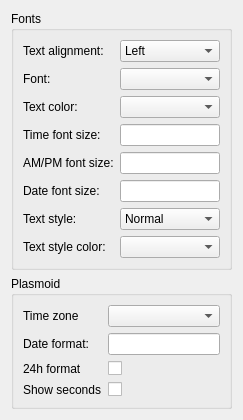
First picture: the form in contents/ui/config.ui, repository iddm/MinimalisticClock, before the edit.
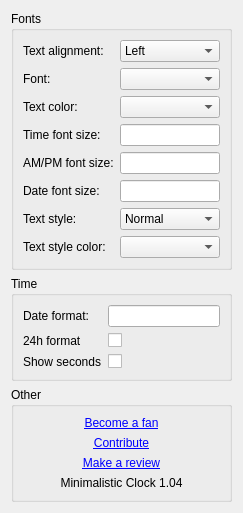
Second picture: the form after the edit. Custom widgets are drawn as their Qt base class.

```diff
--- a/contents/ui/config.ui
+++ b/contents/ui/config.ui
@@ -7,7 +7,7 @@
     <x>0</x>
     <y>0</y>
     <width>243</width>
-    <height>395</height>
+    <height>453</height>
    </rect>
   </property>
   <property name="sizePolicy">
@@ -183,55 +183,46 @@
    <item>
     <widget class="QGroupBox" name="settingsGroupBox">
      <property name="title">
-      <string>Plasmoid</string>
+      <string>Time</string>
      </property>
      <layout class="QHBoxLayout" name="horizontalLayout">
       <item>
-       <layout class="QFormLayout" name="formLayout">       
-           
+       <layout class="QFormLayout" name="formLayout">
+        <property name="fieldGrowthPolicy">
+         <enum>QFormLayout::AllNonFixedFieldsGrow</enum>
+        </property>
         <item row="0" column="0">
-         <widget class="QLabel" name="label">
-          <property name="text">
-           <string>Time zone</string>
-          </property>
-         </widget>
-        </item>
-        <item row="0" column="1">
-         <widget class="KTimeZoneComboBox" name="kcfg_timeZone"/>
-        </item>
-        
-        <item row="1" column="0">
          <widget class="QLabel" name="label">
           <property name="text">
            <string>Date format:</string>
           </property>
          </widget>
         </item>
-        <item row="1" column="1">
+        <item row="0" column="1">
          <widget class="KLineEdit" name="kcfg_dateStringFormat">
           <property name="toolTip">
            <string>&lt;html&gt;&lt;head/&gt;&lt;body&gt;&lt;p&gt;&lt;span style=&quot; font-size:9pt;&quot;&gt;This is a richtext field. You are able to write it like:&lt;/span&gt;&lt;/p&gt;&lt;p align=&quot;center&quot;&gt;&lt;span style=&quot; font-size:10pt; font-style:italic;&quot;&gt;dddd&amp;lt;br/&amp;gt; d MMMM&lt;/span&gt;&lt;/p&gt;&lt;p align=&quot;center&quot;&gt;&lt;span style=&quot; font-size:10pt;&quot;&gt;or&lt;/span&gt;&lt;/p&gt;&lt;p align=&quot;center&quot;&gt;&lt;span style=&quot; font-size:10pt; font-style:italic;&quot;&gt;dddd&amp;lt;span style='color:#f00'&amp;gt;d&amp;lt;/span&amp;gt; MMMM&lt;/span&gt;&lt;/p&gt;&lt;/body&gt;&lt;/html&gt;</string>
           </property>
          </widget>
         </item>
-        <item row="2" column="0">
+        <item row="1" column="0">
          <widget class="QLabel" name="label">
           <property name="text">
            <string>24h format</string>
           </property>
          </widget>
         </item>
-        <item row="2" column="1">
+        <item row="1" column="1">
          <widget class="KCheckBox" name="kcfg_timeFormat"/>
         </item>
-        <item row="3" column="0">
+        <item row="2" column="0">
          <widget class="QLabel" name="label">
           <property name="text">
            <string>Show seconds</string>
           </property>
          </widget>
         </item>
-        <item row="3" column="1">
+        <item row="2" column="1">
          <widget class="KCheckBox" name="kcfg_showSeconds"/>
         </item>
        </layout>
@@ -239,6 +230,65 @@
      </layout>
     </widget>
    </item>
+   <item>
+    <widget class="QGroupBox" name="otherGroupBox">
+     <property name="title">
+      <string>Other</string>
+     </property>
+     <layout class="QVBoxLayout" name="verticalLayout_2">
+      <item>
+       <widget class="QLabel" name="label_3">
+        <property name="text">
+         <string>&lt;a href='http://kde-apps.org/content/show.php?action=fan&amp;content=165712&amp;fan=become'&gt;Become a fan&lt;/a&gt;</string>
+        </property>
+        <property name="textFormat">
+         <enum>Qt::RichText</enum>
+        </property>
+        <property name="alignment">
+         <set>Qt::AlignCenter</set>
+        </property>
+       </widget>
+      </item>
+      <item>
+       <widget class="QLabel" name="label_4">
+        <property name="text">
+         <string>&lt;a href='https://github.com/vityafx/MinimalisticClock'&gt;Contribute&lt;/a&gt;</string>
+        </property>
+        <property name="textFormat">
+         <enum>Qt::RichText</enum>
+        </property>
+        <property name="alignment">
+         <set>Qt::AlignCenter</set>
+        </property>
+       </widget>
+      </item>
+      <item>
+       <widget class="QLabel" name="label_5">
+        <property name="text">
+         <string>&lt;a href='http://kde-apps.org/comments/add.php?type=1&amp;forumpage=-1&amp;content=165712'&gt;Make a review&lt;/a&gt;</string>
+        </property>
+        <property name="textFormat">
+         <enum>Qt::RichText</enum>
+        </property>
+        <property name="alignment">
+         <set>Qt::AlignCenter</set>
+        </property>
+       </widget>
+      </item>
+            
+      <item>
+       <widget class="QLabel" name="label_6">
+        <property name="text">
+         <string>Minimalistic Clock 1.04</string>
+        </property>
+        <property name="alignment">
+         <set>Qt::AlignCenter</set>
+        </property>
+       </widget>
+      </item>
+     </layout>
+    </widget>
+   </item>
   </layout>
  </widget>
  <customwidgets>
@@ -266,11 +316,6 @@
    <class>KFontComboBox</class>
    <extends>KComboBox</extends>
    <header>kfontcombobox.h</header>
-  </customwidget>  
-  <customwidget>
-   <class>KTimeZoneComboBox</class>
-   <extends>KComboBox</extends>
-   <header>ktimezonecombobox.h</header>
   </customwidget>
  </customwidgets>
  <resources/>
```
